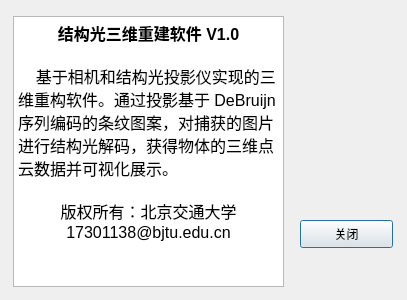
This is UI/AboutDialog.ui in Tang1705/Happy-Reconstruction as Qt 5 draws it before an edit. The edited form follows.
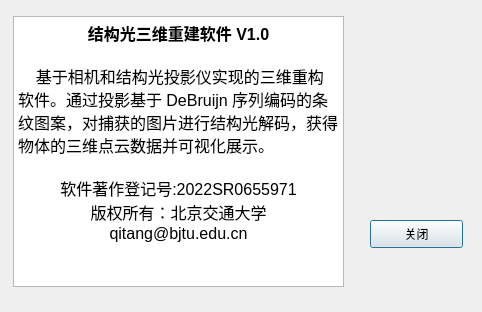
This is the edited form. Icons and pictures are not drawn.

Commit message: update about and add msi file

What changed in the file:
```diff
--- a/UI/AboutDialog.ui
+++ b/UI/AboutDialog.ui
@@ -6,8 +6,8 @@
    <rect>
     <x>0</x>
     <y>0</y>
-    <width>407</width>
-    <height>300</height>
+    <width>482</width>
+    <height>312</height>
    </rect>
   </property>
   <property name="windowTitle">
@@ -21,7 +21,7 @@
     <rect>
      <x>13</x>
      <y>16</y>
-     <width>271</width>
+     <width>331</width>
      <height>271</height>
     </rect>
    </property>
@@ -34,14 +34,15 @@
 &lt;p style=&quot;-qt-paragraph-type:empty; margin-top:0px; margin-bottom:0px; margin-left:0px; margin-right:0px; -qt-block-indent:0; text-indent:0px; font-size:12pt;&quot;&gt;&lt;br /&gt;&lt;/p&gt;
 &lt;p style=&quot; margin-top:0px; margin-bottom:0px; margin-left:0px; margin-right:0px; -qt-block-indent:0; text-indent:0px;&quot;&gt;&lt;span style=&quot; font-size:12pt;&quot;&gt;    基于相机和结构光投影仪实现的三维重构软件。通过投影基于 DeBruijn 序列编码的条纹图案，对捕获的图片进行结构光解码，获得物体的三维点云数据并可视化展示。&lt;/span&gt;&lt;/p&gt;
 &lt;p style=&quot;-qt-paragraph-type:empty; margin-top:0px; margin-bottom:0px; margin-left:0px; margin-right:0px; -qt-block-indent:0; text-indent:0px; font-size:12pt;&quot;&gt;&lt;br /&gt;&lt;/p&gt;
+&lt;p align=&quot;center&quot; style=&quot; margin-top:0px; margin-bottom:0px; margin-left:0px; margin-right:0px; -qt-block-indent:0; text-indent:0px;&quot;&gt;&lt;span style=&quot; font-size:12pt;&quot;&gt;软件著作登记号:2022SR0655971&lt;/span&gt;&lt;/p&gt;
 &lt;p align=&quot;center&quot; style=&quot; margin-top:0px; margin-bottom:0px; margin-left:0px; margin-right:0px; -qt-block-indent:0; text-indent:0px;&quot;&gt;&lt;span style=&quot; font-size:12pt;&quot;&gt;版权所有：北京交通大学&lt;/span&gt;&lt;/p&gt;
-&lt;p align=&quot;center&quot; style=&quot; margin-top:0px; margin-bottom:0px; margin-left:0px; margin-right:0px; -qt-block-indent:0; text-indent:0px;&quot;&gt;&lt;span style=&quot; font-size:12pt;&quot;&gt;17301138@bjtu.edu.cn&lt;/span&gt;&lt;/p&gt;&lt;/body&gt;&lt;/html&gt;</string>
+&lt;p align=&quot;center&quot; style=&quot; margin-top:0px; margin-bottom:0px; margin-left:0px; margin-right:0px; -qt-block-indent:0; text-indent:0px;&quot;&gt;&lt;span style=&quot; font-size:12pt;&quot;&gt;qitang@bjtu.edu.cn&lt;/span&gt;&lt;/p&gt;&lt;/body&gt;&lt;/html&gt;</string>
    </property>
   </widget>
   <widget class="QPushButton" name="closeButton">
    <property name="geometry">
     <rect>
-     <x>300</x>
+     <x>370</x>
      <y>220</y>
      <width>93</width>
      <height>28</height>
@@ -54,7 +55,7 @@
   <widget class="QLabel" name="label">
    <property name="geometry">
     <rect>
-     <x>300</x>
+     <x>370</x>
      <y>60</y>
      <width>91</width>
      <height>91</height>
```
The commit also changes 3 other files.
